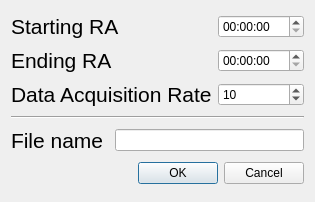
Above: threepio/misc/new_dialog.ui from finnjames/verdant-shores before the change. Below: the same form after it.
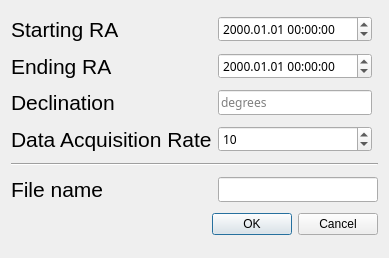
That is the form after the change.

Commit message: dialog date

What changed in the file:
```diff
--- a/threepio/misc/new_dialog.ui
+++ b/threepio/misc/new_dialog.ui
@@ -6,32 +6,105 @@
    <rect>
     <x>0</x>
     <y>0</y>
-    <width>315</width>
-    <height>202</height>
+    <width>389</width>
+    <height>258</height>
    </rect>
   </property>
   <property name="windowTitle">
    <string>Dialog</string>
   </property>
   <layout class="QGridLayout" name="gridLayout">
-   <item row="2" column="2">
-    <widget class="QSpinBox" name="data_acquisition_rate_value">
-     <property name="maximum">
-      <number>999</number>
+   <item row="10" column="1" colspan="2">
+    <widget class="QLineEdit" name="file_name_value">
+     <property name="font">
+      <font>
+       <family>SF Mono</family>
+      </font>
      </property>
-     <property name="value">
-      <number>10</number>
+    </widget>
+   </item>
+   <item row="5" column="1">
+    <widget class="QLineEdit" name="lineEdit">
+     <property name="font">
+      <font>
+       <family>SF Mono</family>
+      </font>
      </property>
+     <property name="placeholderText">
+      <string>degrees</string>
+     </property>
     </widget>
    </item>
-   <item row="0" column="2">
-    <widget class="QTimeEdit" name="start_value">
+   <item row="2" column="1">
+    <widget class="QDateTimeEdit" name="start_time">
+     <property name="font">
+      <font>
+       <family>SF Mono</family>
+      </font>
+     </property>
      <property name="displayFormat">
-      <string>hh:mm:ss</string>
+      <string>yyyy.MM.dd HH:mm:ss</string>
      </property>
     </widget>
    </item>
-   <item row="4" column="0" colspan="3">
+   <item row="4" column="1">
+    <widget class="QDateTimeEdit" name="end_time">
+     <property name="font">
+      <font>
+       <family>SF Mono</family>
+      </font>
+     </property>
+     <property name="displayFormat">
+      <string>yyyy.MM.dd HH:mm:ss</string>
+     </property>
+    </widget>
+   </item>
+   <item row="2" column="0">
+    <widget class="QLabel" name="start_label">
+     <property name="font">
+      <font>
+       <pointsize>16</pointsize>
+      </font>
+     </property>
+     <property name="text">
+      <string>Starting RA</string>
+     </property>
+     <property name="alignment">
+      <set>Qt::AlignLeading|Qt::AlignLeft|Qt::AlignVCenter</set>
+     </property>
+    </widget>
+   </item>
+   <item row="5" column="0">
+    <widget class="QLabel" name="end_label_2">
+     <property name="font">
+      <font>
+       <pointsize>16</pointsize>
+      </font>
+     </property>
+     <property name="text">
+      <string>Declination</string>
+     </property>
+     <property name="alignment">
+      <set>Qt::AlignLeading|Qt::AlignLeft|Qt::AlignVCenter</set>
+     </property>
+    </widget>
+   </item>
+   <item row="10" column="0">
+    <widget class="QLabel" name="file_name_label">
+     <property name="font">
+      <font>
+       <pointsize>16</pointsize>
+      </font>
+     </property>
+     <property name="text">
+      <string>File name</string>
+     </property>
+     <property name="alignment">
+      <set>Qt::AlignLeading|Qt::AlignLeft|Qt::AlignVCenter</set>
+     </property>
+    </widget>
+   </item>
+   <item row="9" column="0" colspan="3">
     <widget class="Line" name="line">
      <property name="sizePolicy">
       <sizepolicy hsizetype="Minimum" vsizetype="Fixed">
@@ -44,7 +117,7 @@
      </property>
     </widget>
    </item>
-   <item row="6" column="0" colspan="3">
+   <item row="11" column="0" colspan="3">
     <widget class="QDialogButtonBox" name="dialog_button_box">
      <property name="orientation">
       <enum>Qt::Horizontal</enum>
@@ -54,7 +127,22 @@
      </property>
     </widget>
    </item>
-   <item row="2" column="0" colspan="2">
+   <item row="4" column="0">
+    <widget class="QLabel" name="end_label">
+     <property name="font">
+      <font>
+       <pointsize>16</pointsize>
+      </font>
+     </property>
+     <property name="text">
+      <string>Ending RA</string>
+     </property>
+     <property name="alignment">
+      <set>Qt::AlignLeading|Qt::AlignLeft|Qt::AlignVCenter</set>
+     </property>
+    </widget>
+   </item>
+   <item row="7" column="0">
     <widget class="QLabel" name="data_acquisition_rate_label">
      <property name="font">
       <font>
@@ -72,67 +160,24 @@
      </property>
     </widget>
    </item>
-   <item row="0" column="0" colspan="2">
-    <widget class="QLabel" name="start_label">
+   <item row="7" column="1">
+    <widget class="QSpinBox" name="data_acquisition_rate_value">
      <property name="font">
       <font>
-       <pointsize>16</pointsize>
+       <family>SF Mono</family>
       </font>
      </property>
-     <property name="text">
-      <string>Starting RA</string>
+     <property name="maximum">
+      <number>999</number>
      </property>
-     <property name="alignment">
-      <set>Qt::AlignLeading|Qt::AlignLeft|Qt::AlignVCenter</set>
+     <property name="value">
+      <number>10</number>
      </property>
      <property name="buddy">
       <cstring>start_value</cstring>
      </property>
     </widget>
    </item>
-   <item row="5" column="0">
-    <widget class="QLabel" name="file_name_label">
-     <property name="font">
-      <font>
-       <pointsize>16</pointsize>
-      </font>
-     </property>
-     <property name="text">
-      <string>File name</string>
-     </property>
-     <property name="alignment">
-      <set>Qt::AlignLeading|Qt::AlignLeft|Qt::AlignVCenter</set>
-     </property>
-    </widget>
-   </item>
-   <item row="1" column="2">
-    <widget class="QTimeEdit" name="end_value">
-     <property name="displayFormat">
-      <string>hh:mm:ss</string>
-     </property>
-    </widget>
-   </item>
-   <item row="1" column="0" colspan="2">
-    <widget class="QLabel" name="end_label">
-     <property name="font">
-      <font>
-       <pointsize>16</pointsize>
-      </font>
-     </property>
-     <property name="text">
-      <string>Ending RA</string>
-     </property>
-     <property name="alignment">
-      <set>Qt::AlignLeading|Qt::AlignLeft|Qt::AlignVCenter</set>
-     </property>
-     <property name="buddy">
-      <cstring>end_value</cstring>
-     </property>
-    </widget>
-   </item>
-   <item row="5" column="1" colspan="2">
-    <widget class="QLineEdit" name="file_name_value"/>
-   </item>
   </layout>
  </widget>
  <tabstops>
```
Left out of the diff: 46 changed lines with no effect on the pictures. The commit also changes 3 other files.
